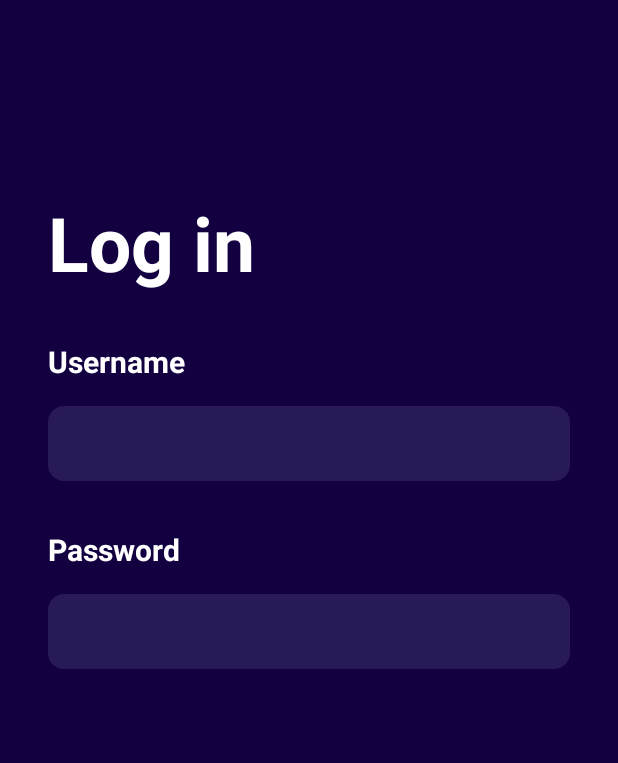
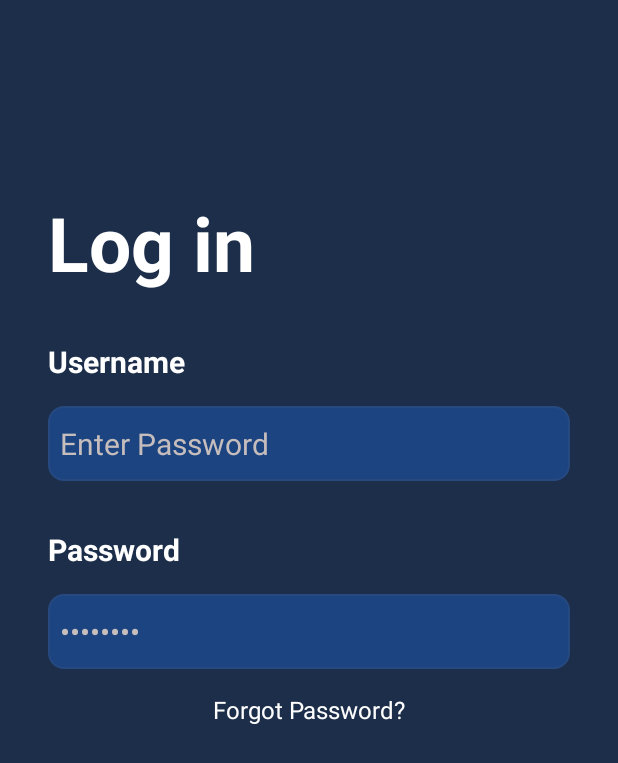
Before and after one commit to heistejiri/E-commerce-Android-App, an Android app: the LoginActivity screen opened directly, with no data from a screen before it, on a phone screen of 412 x 824 dp. Shown: the top 763 px of the screen. Run offline under Robolectric (Android 15) with nearby library versions, the phone set to English and light mode, and no system bars.

Commit message:
update Login Page

```diff
--- a/app/src/main/res/drawable/edittext_background.xml
+++ b/app/src/main/res/drawable/edittext_background.xml
@@ -3,8 +3,8 @@
     <item>
         <shape android:shape="rectangle">
             <corners android:radius="10dp"/>
-            <solid android:color="#281A56"/>
-            <stroke android:color="#281A56" android:width="1dp"/>
+            <solid android:color="#1C4481"/>
+            <stroke android:color="#264980" android:width="1dp"/>
         </shape>
     </item>
 
--- a/app/src/main/res/layout/activity_login.xml
+++ b/app/src/main/res/layout/activity_login.xml
@@ -5,7 +5,7 @@
     xmlns:tools="http://schemas.android.com/tools"
     android:layout_width="match_parent"
     android:layout_height="match_parent"
-    android:background="@color/colorBKG"
+    android:background="#1c2e4a"
     tools:context=".LoginActivity">
 
     <TextView
@@ -39,8 +39,9 @@
         android:layout_height="50dp"
         android:layout_marginEnd="32dp"
         android:layout_marginTop="16sp"
+        android:text="Enter Password"
         android:background="@drawable/edittext_background"
-        android:textColor="#707070"
+        android:textColor="#C6BDBD"
         android:textSize="20sp"
         android:padding="8dp"
         android:ems="10"
@@ -68,7 +69,8 @@
         android:layout_marginEnd="32dp"
         android:layout_marginTop="16sp"
         android:background="@drawable/edittext_background"
-        android:textColor="#707070"
+        android:text="Password"
+        android:textColor="#C6BDBD"
         android:textSize="20sp"
         android:padding="8dp"
         android:ems="10"
@@ -77,4 +79,18 @@
         app:layout_constraintStart_toStartOf="@+id/passWord"
         app:layout_constraintTop_toBottomOf="@+id/passWord"/>
 
+    <TextView
+        android:id="@+id/forgotPassword"
+        android:layout_width="wrap_content"
+        android:layout_height="wrap_content"
+        android:text="Forgot Password?"
+        android:textColor="@color/white"
+        android:textSize="16sp"
+        android:layout_marginTop="16dp"
+        app:layout_constraintEnd_toEndOf="@+id/editPassWord"
+        app:layout_constraintStart_toStartOf="@+id/editPassWord"
+        app:layout_constraintTop_toBottomOf="@+id/editPassWord"/>
+
+
+
 </androidx.constraintlayout.widget.ConstraintLayout>
--- a/app/src/main/res/layout/activity_splash.xml
+++ b/app/src/main/res/layout/activity_splash.xml
@@ -5,7 +5,7 @@
     xmlns:tools="http://schemas.android.com/tools"
     android:layout_width="match_parent"
     android:layout_height="match_parent"
-    android:background="@color/colorBKG"
+    android:background="@color/colorPrimary"
     tools:context=".SplashActivity">
 
 </RelativeLayout>
```
Also changed, not shown: app/src/main/res/values/colors.xml (+11 -7 lines).
